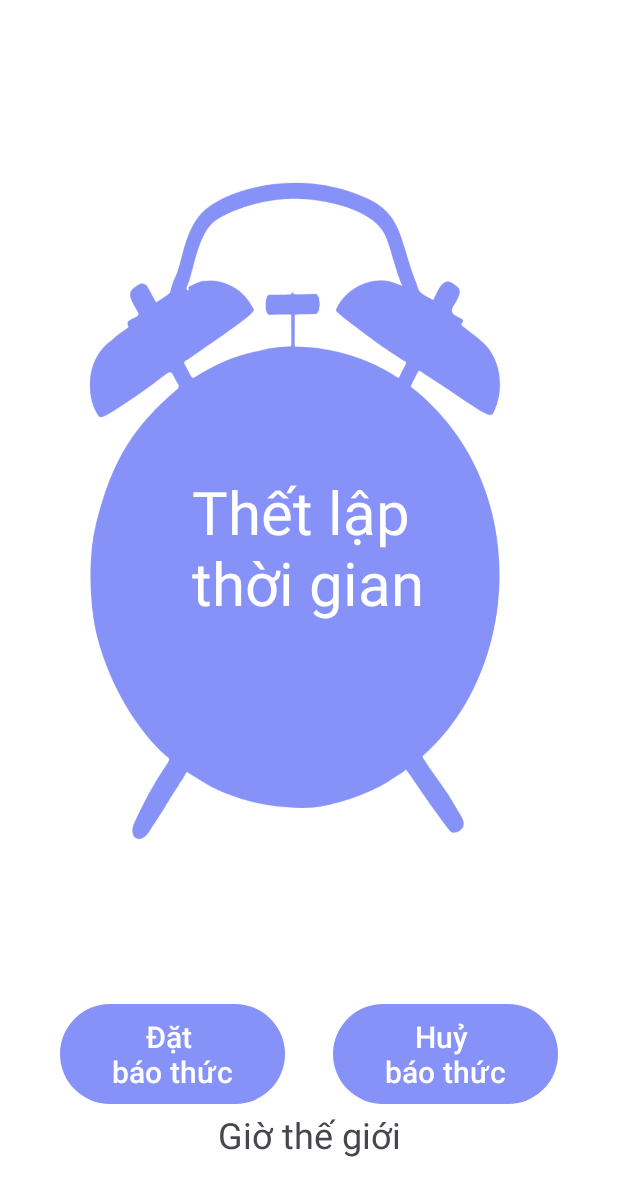
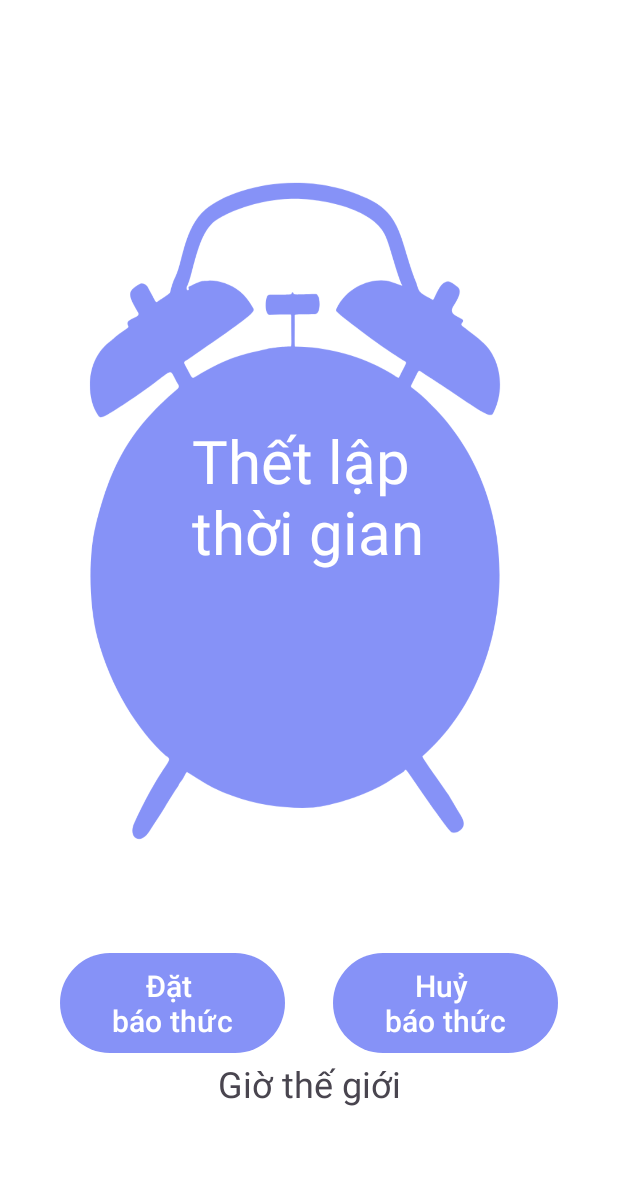
Before and after one commit to BlueCipher3000/MultiClocks_2622LMT01, an Android app: the SetAlarmActivity screen opened directly, with no data from a screen before it, on a phone screen of 412 x 824 dp. Shown: the top 1196 px of the screen. Run offline under Robolectric (Android 15) with nearby library versions, the phone set to English and light mode, and no system bars.

```diff
--- a/app/src/main/res/layout/activity_set_alarm.xml
+++ b/app/src/main/res/layout/activity_set_alarm.xml
@@ -5,7 +5,7 @@
     android:layout_width="match_parent"
     android:layout_height="match_parent"
     android:background="@drawable/alarm"
-    android:gravity="center_vertical"
+    android:gravity="center_horizontal"
     android:orientation="vertical"
     android:textAlignment="center"
     tools:context=".MainActivity">
```
